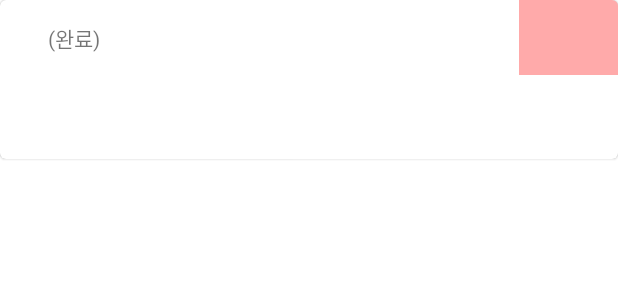
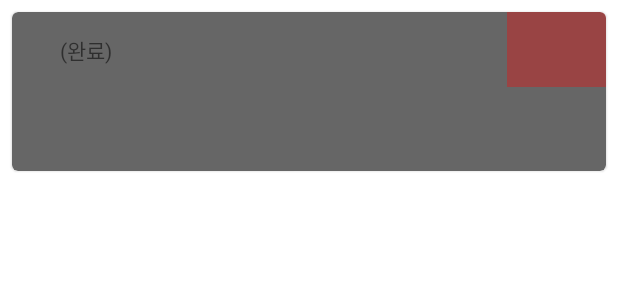
Before and after one commit to eastar-dev/EastarStudyLogForAndroid, an Android app: the layout fragment_home_item.xml on its own in the app's theme, with its tools: preview values and no code run, on a phone screen of 412 x 824 dp. Shown: the top 300 px of the screen. Run offline under Robolectric (Android 15) with nearby library versions, the phone set to English and light mode, and no system bars.

Commit message:
load count 20

```diff
--- a/app/src/main/java/dev/eastar/studypush/data/StudyRepository.kt
+++ b/app/src/main/java/dev/eastar/studypush/data/StudyRepository.kt
@@ -6,6 +6,6 @@ import dev.eastar.studypush.data.model.StudyItemList
 class StudyRepository(private val dataSource: StudyDataSource) {
     suspend fun getStudyList(): StudyItemList {
         Log.e(dataSource)
-        return dataSource.getStudyItems(3, System.currentTimeMillis())
+        return dataSource.getStudyItems(20, System.currentTimeMillis())
     }
 }
--- a/app/src/main/res/layout/fragment_home_item.xml
+++ b/app/src/main/res/layout/fragment_home_item.xml
@@ -13,7 +13,9 @@
 
     <com.google.android.material.card.MaterialCardView
         android:layout_width="match_parent"
-        android:layout_height="wrap_content">
+        android:layout_height="wrap_content"
+        android:layout_margin="@dimen/space"
+        app:cardBackgroundColor="#666">
 
         <androidx.constraintlayout.widget.ConstraintLayout
             android:layout_width="match_parent"
```
